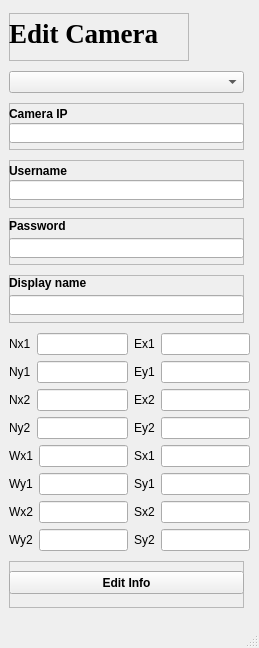
This is qt/Edit_Camera.ui in EdgeOfAI/vehicle_counter_pyqt_app as Qt 5 draws it before an edit. The edited form follows.
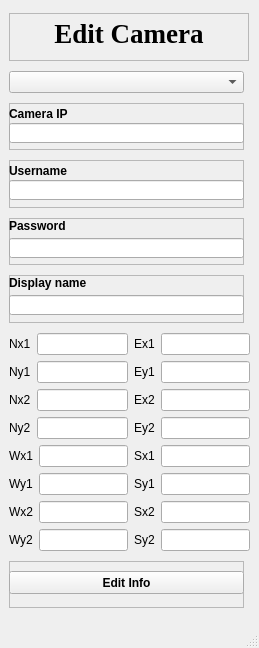
This is the edited form.

Commit message: Edit camera info ui file created

```diff
--- a/qt/Edit_Camera.ui
+++ b/qt/Edit_Camera.ui
@@ -19,13 +19,13 @@
      <widget class="QFrame" name="frame">
       <property name="minimumSize">
        <size>
-        <width>180</width>
+        <width>240</width>
         <height>48</height>
        </size>
       </property>
       <property name="maximumSize">
        <size>
-        <width>157</width>
+        <width>240</width>
         <height>48</height>
        </size>
       </property>
@@ -51,19 +51,19 @@
         <rect>
          <x>0</x>
          <y>0</y>
-         <width>181</width>
+         <width>240</width>
          <height>41</height>
         </rect>
        </property>
        <property name="minimumSize">
         <size>
-         <width>180</width>
+         <width>240</width>
          <height>0</height>
         </size>
        </property>
        <property name="maximumSize">
         <size>
-         <width>181</width>
+         <width>240</width>
          <height>41</height>
         </size>
        </property>
@@ -78,6 +78,9 @@
        <property name="text">
         <string>Edit Camera</string>
        </property>
+       <property name="alignment">
+        <set>Qt::AlignCenter</set>
+       </property>
       </widget>
      </widget>
     </item>
@@ -245,10 +248,16 @@
         <rect>
          <x>0</x>
          <y>0</y>
-         <width>61</width>
+         <width>100</width>
          <height>16</height>
         </rect>
        </property>
+       <property name="minimumSize">
+        <size>
+         <width>100</width>
+         <height>0</height>
+        </size>
+       </property>
        <property name="font">
         <font>
          <weight>75</weight>
```
Left out of the diff: 36 changed lines with no effect on the pictures.
